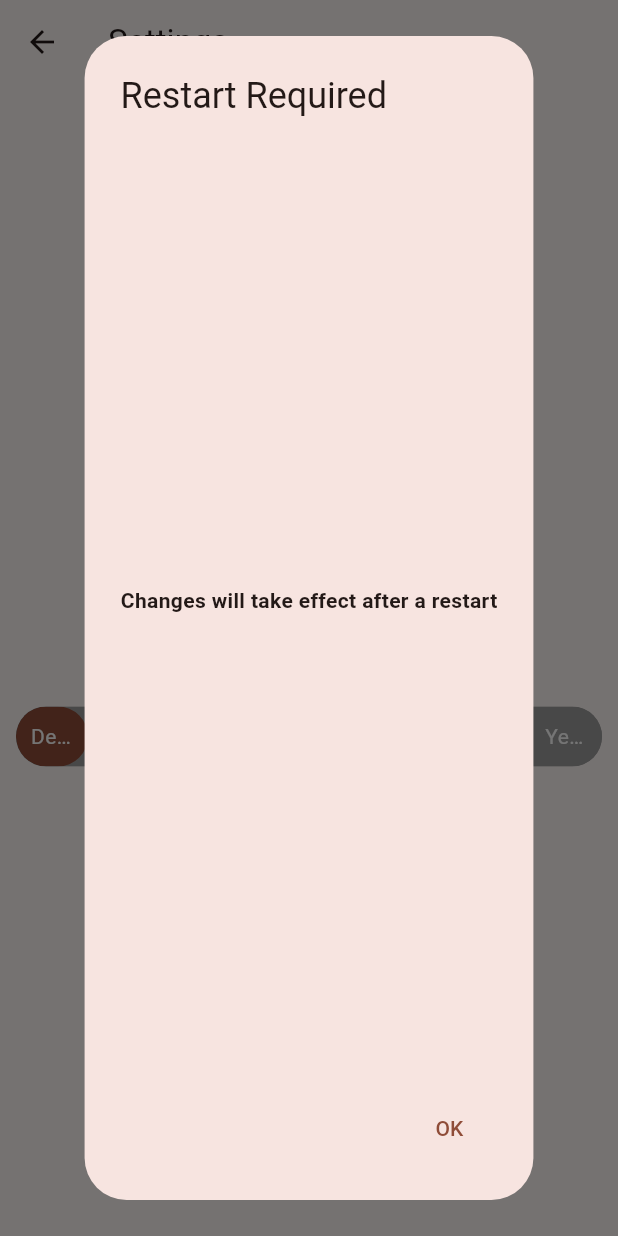
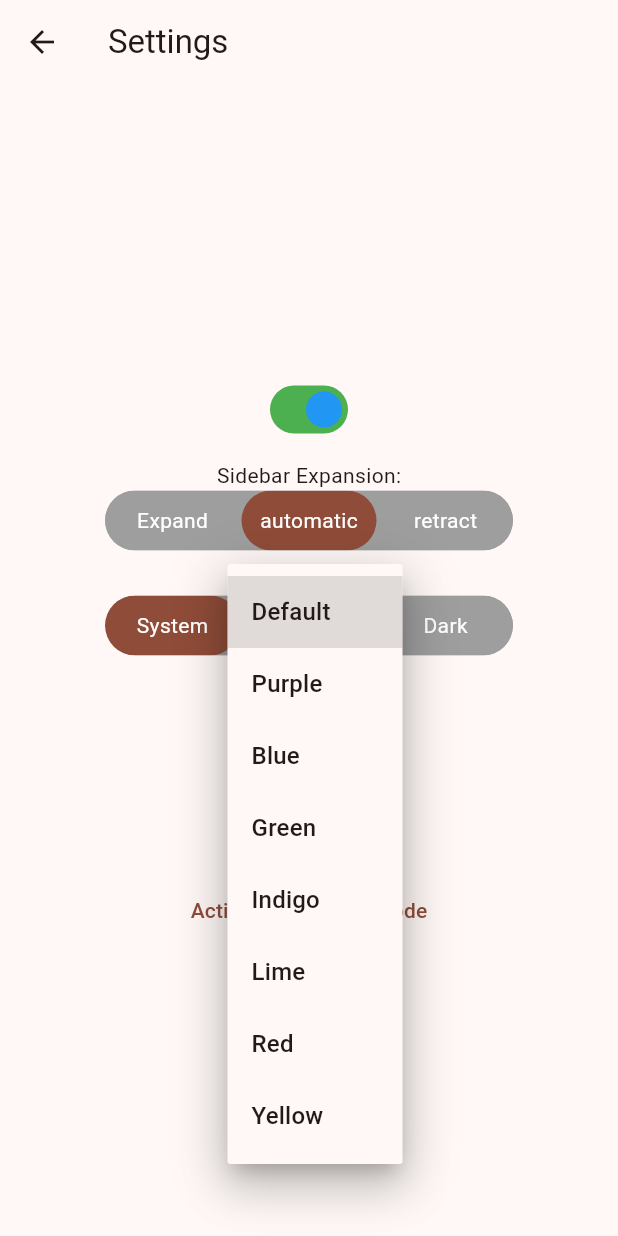
Before and after one commit to GameTec-live/ChameleonUltraGUI, a Flutter app: the SettingsMainPage screen opened directly, after a tap on "Default", on a phone screen of 412 x 824 dp. Run offline on Flutter 3.47's test engine with Material 2 defaults, Android fonts, the light colour scheme and no system bars; drawn by our look-alikes of toggle_switch; our stand-ins replace logger, shared_preferences; missing offline and left inert: enough_convert, flutter_libserialport; accounts and stored records are empty.

Commit message:
changed color scheme to dropdown menu

```diff
--- a/chameleonultragui/lib/gui/settingspage.dart
+++ b/chameleonultragui/lib/gui/settingspage.dart
@@ -117,18 +117,12 @@
             ),
             const SizedBox(height: 10),
             const Text("Colorscheme:"),
-            ToggleSwitch( // TODO: Change to a dropdown menu
-              minWidth: 90.0,
-              cornerRadius: 20.0,
-              activeFgColor: Colors.white,
-              inactiveBgColor: Colors.grey,
-              inactiveFgColor: Colors.white,
-              initialLabelIndex: appState.sharedPreferencesProvider.sharedPreferences.getInt('app_theme_color') ?? 0,
-              totalSwitches: 8,
-              labels: const ['Default', 'Purple', 'Blue', 'Green','Indigo', 'Lime', 'Red', 'Yellow'],
-              radiusStyle: true,
-              onToggle: (index) {
-                appState.sharedPreferencesProvider.setThemeColor(index ?? 0);
+            DropdownButton(
+              value: appState.sharedPreferencesProvider.sharedPreferences.getInt('app_theme_color') ?? 0,
+              icon: const Icon(Icons.arrow_downward),
+              elevation: 16,
+              onChanged: (value) {
+                appState.sharedPreferencesProvider.setThemeColor(value ?? 0);
                 appState.changesMade();
                 showDialog<String>(
                   context: context,
@@ -147,6 +141,40 @@
                   ),
                 );
               },
+              items: const [
+                DropdownMenuItem(
+                  value: 0,
+                  child: Text("Default"),
+                ),
+                DropdownMenuItem(
+                  value: 1,
+                  child: Text("Purple"),
+                ),
+                DropdownMenuItem(
+                  value: 2,
+                  child: Text("Blue"),
+                ),
+                DropdownMenuItem(
+                  value: 3,
+                  child: Text("Green"),
+                ),
+                DropdownMenuItem(
+                  value: 4,
+                  child: Text("Indigo"),
+                ),
+                DropdownMenuItem(
+                  value: 5,
+                  child: Text("Lime"),
+                ),
+                DropdownMenuItem(
+                  value: 6,
+                  child: Text("Red"),
+                ),
+                DropdownMenuItem(
+                  value: 7,
+                  child: Text("Yellow"),
+                ),
+              ],
             ),
             const SizedBox(height: 10),
             TextButton(
```
